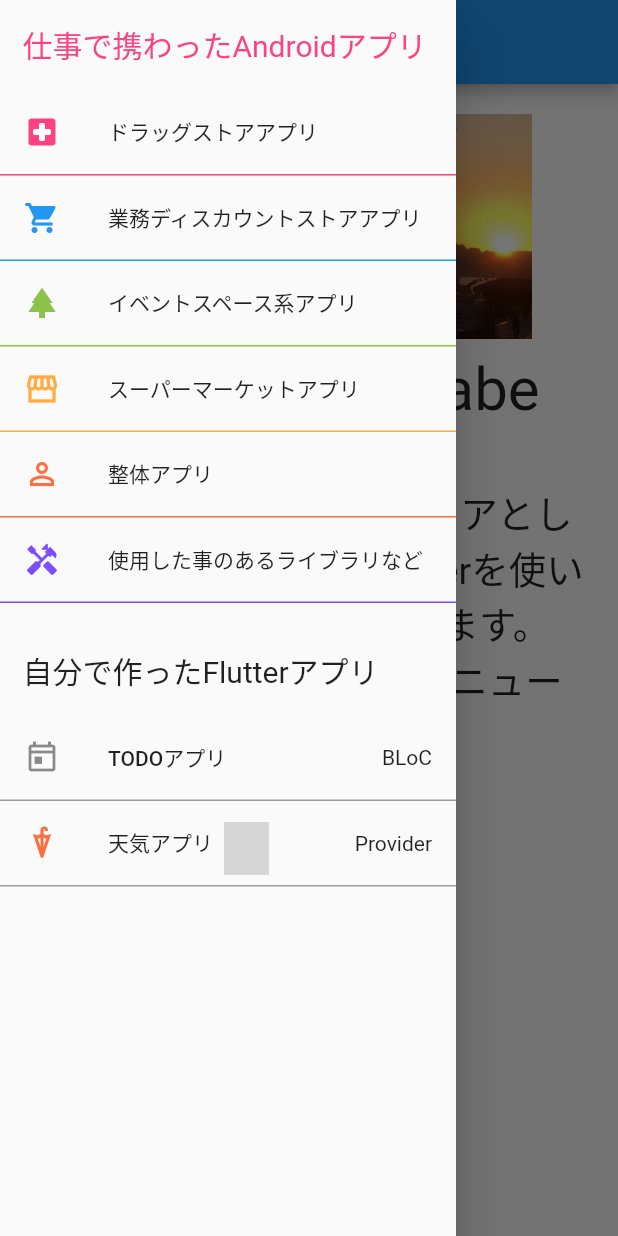
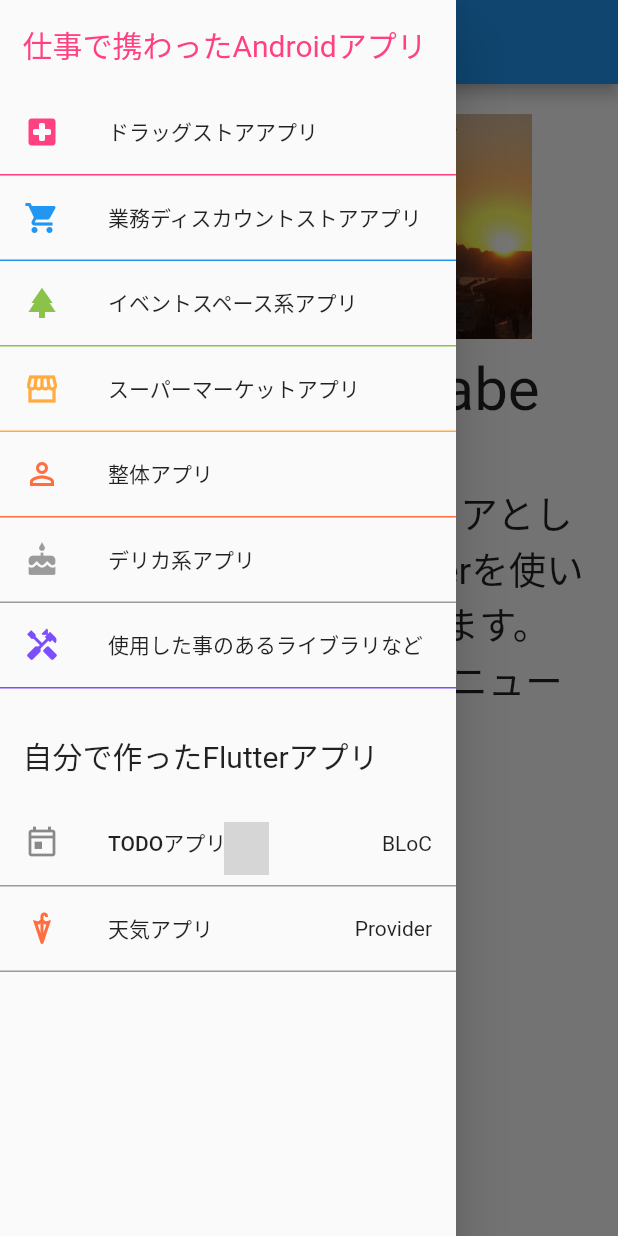
Before and after one commit to KYOHEI-jp/flutter_introduce_myself, a Flutter app: the screen it shows after launch, with the side drawer open, on a phone screen of 412 x 824 dp. Run offline on Flutter 3.47's test engine with Material 2 defaults, Android fonts, the phone set to English and light mode, and no system bars; drawn by our look-alikes of animated_text_kit; our stand-ins replace font_awesome_flutter; missing offline and left inert: dart:js; network calls fail; Roboto replaces fonts that are missing (Horizon); grey boxes are pictures that could not be loaded.

Commit message:
デリカアプリを追加

```diff
--- a/lib/main.dart
+++ b/lib/main.dart
@@ -1,5 +1,6 @@
 import 'package:animated_text_kit/animated_text_kit.dart';
 import 'package:flutter/material.dart';
+import 'package:flutter_introduce_myself/projects/screens/delica_screens/delica_screen.dart';
 import 'package:flutter_introduce_myself/projects/screens/discount_store_screens/discount_store_screen.dart';
 import 'package:flutter_introduce_myself/projects/screens/drug_store_screens/drug_store_screen.dart';
 import 'package:flutter_introduce_myself/projects/screens/event_space_screens/event_space_screen.dart';
@@ -215,6 +216,22 @@ class _MyHomePageState extends State<MyHomePage> {
           ),
           Container(
             decoration: BoxDecoration(
+                border: Border(bottom: BorderSide(color: Colors.black38))),
+            child: ListTile(
+              leading: Icon(
+                Icons.cake,
+                color: Colors.black38,
+              ),
+              title: const Text("デリカ系アプリ"),
+              onTap: () {
+                Navigator.of(context).push(
+                  MaterialPageRoute(builder: (context) => DelicaScreen()),
+                );
+              },
+            ),
+          ),
+          Container(
+            decoration: BoxDecoration(
               border: Border(
                 bottom: BorderSide(color: Colors.deepPurpleAccent),
               ),
```
Also changed, not shown: lib/projects/screens/delica_screens/delica_screen.dart (added, +10 -0 lines), lib/projects/screens/delica_screens/delica_works_page.dart (added).
